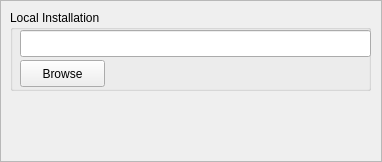
First picture: the form in serverwindow.ui, repository backraw/SteamCMD-GUI-Qt, before the edit.
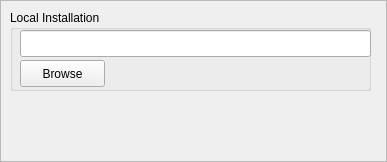
Second picture: the form after the edit.

Commit message: serverwindow/ui: Fix size

The edit to the form file:
```diff
--- a/serverwindow.ui
+++ b/serverwindow.ui
@@ -6,7 +6,7 @@
    <rect>
     <x>0</x>
     <y>0</y>
-    <width>382</width>
+    <width>387</width>
     <height>162</height>
    </rect>
   </property>
```
